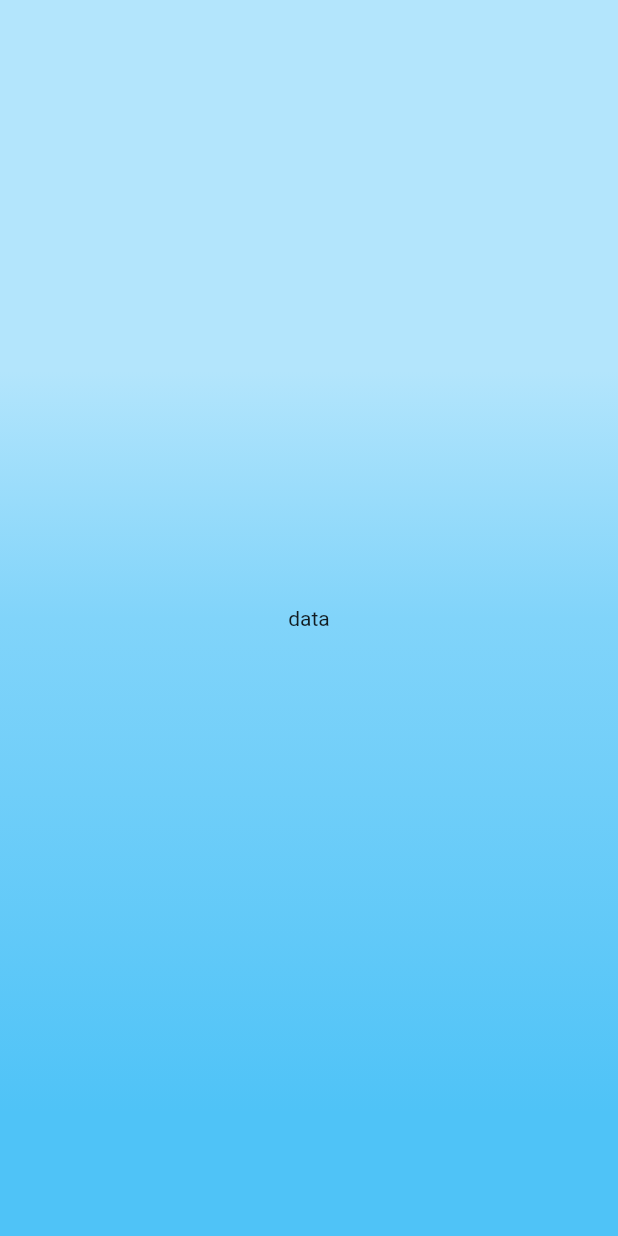
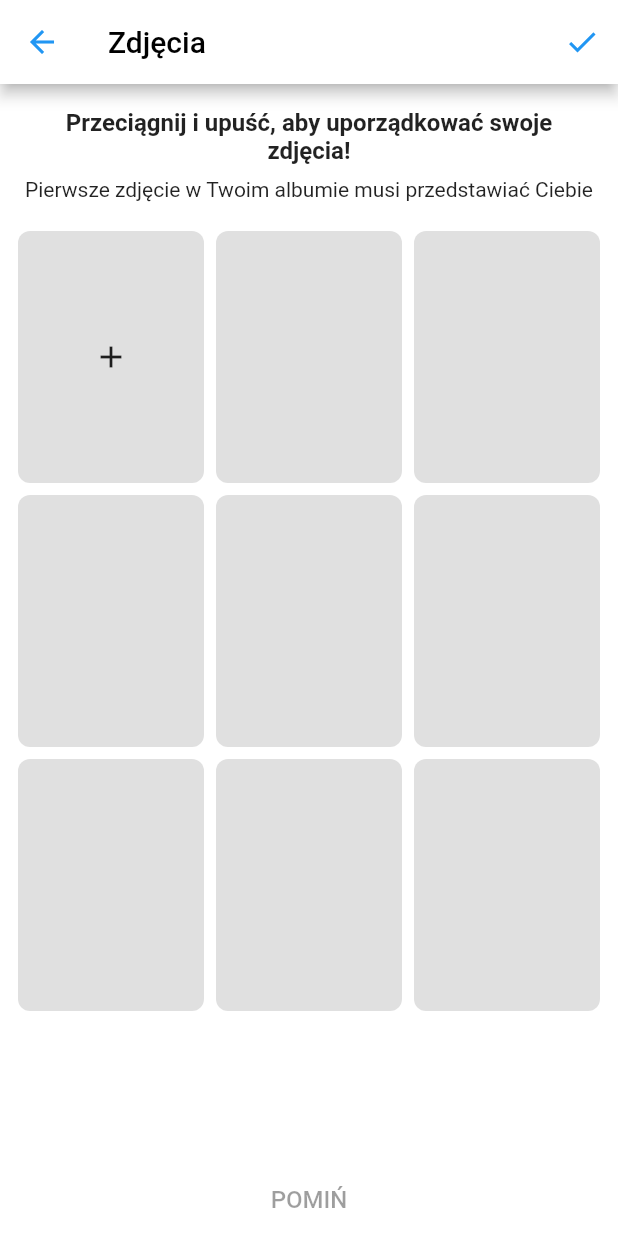
Before and after one commit to dawidpiechaczek/NearMe, a Flutter app: the GalleryPage screen opened directly, on a phone screen of 412 x 824 dp. Run offline on Flutter 3.47's test engine with Material 2 defaults, Android fonts, the phone set to English and light mode, and no system bars; our stand-ins replace font_awesome_flutter.

Commit message:
Gallery layout added.

```diff
--- a/lib/gallery.dart
+++ b/lib/gallery.dart
@@ -12,26 +12,89 @@ class GalleryPage extends StatefulWidget {
 class _GalleryPageState extends State<GalleryPage> {
   @override
   Widget build(BuildContext context) {
-    return Container(
-        decoration: homeBackground(),
-        child: Scaffold(
-          backgroundColor: Colors.transparent,
-          appBar: null,
-          body: Center(
-            child: Column(
-              mainAxisAlignment: MainAxisAlignment.center,
-              children: <Widget>[Text('data')],
+    return Scaffold(
+      backgroundColor: Colors.white,
+      appBar: galleryAppBar(),
+      body: Center(
+        child: Column(
+            crossAxisAlignment: CrossAxisAlignment.center,
+            children: <Widget>[
+              addPhotoTitle(),
+              addPhotoMessage(),
+              photosContainer(),
+              skipButton()
+            ]),
+      ),
+    );
+  }
+
+  Expanded photosContainer() {
+    return Expanded(
+      child: GridView.count(
+        padding: EdgeInsets.only(right: 8, left: 8),
+        childAspectRatio: 3 / 4,
+        crossAxisCount: 3,
+        children: List.generate(9, (index) {
+          return Padding(
+            padding: EdgeInsets.all(4),
+            child: Container(
+              decoration: BoxDecoration(
+                  color: Color(0xFFE0E0E0),
+                  borderRadius: BorderRadius.circular(8)),
+              child: Center(
+                child: index == 0 ? Icon(Icons.add) : null,
+              ),
             ),
-          ),
+          );
+        }),
+      ),
+    );
+  }
+
+  FlatButton skipButton() {
+    return FlatButton(
+      onPressed: null,
+      child: Text(
+        "POMIŃ",
+        style: TextStyle(fontSize: 16),
+      ),
+    );
+  }
+
+  Padding addPhotoMessage() {
+    return Padding(
+        padding: EdgeInsets.only(top: 8, bottom: 16, right: 16, left: 16),
+        child: Text(
+          "Pierwsze zdjęcie w Twoim albumie musi przedstawiać Ciebie",
+          textAlign: TextAlign.center,
         ));
   }
 
-  BoxDecoration homeBackground() {
-    return BoxDecoration(
-        gradient: LinearGradient(
-            begin: Alignment.topCenter,
-            end: Alignment.bottomCenter,
-            stops: [0.3, 0.5, 0.9],
-            colors: [Color(0xFFB3E5FC), Color(0xFF81D4FA), Color(0xFF4FC3F7)]));
+  Padding addPhotoTitle() {
+    return Padding(
+      padding: EdgeInsets.only(top: 16, right: 16, left: 16),
+      child: Text(
+        "Przeciągnij i upuść, aby uporządkować swoje zdjęcia!",
+        textAlign: TextAlign.center,
+        style: TextStyle(fontSize: 16, fontWeight: FontWeight.bold),
+      ),
+    );
+  }
+
+  AppBar galleryAppBar() {
+    return AppBar(
+      backgroundColor: Colors.white,
+      iconTheme: IconThemeData(color: Colors.blue),
+      actionsIconTheme: IconThemeData(color: Colors.blue),
+      actions: [
+        IconButton(
+          icon: Icon(Icons.check, color: Colors.blue),
+        )
+      ],
+      title: Text(
+        "Zdjęcia",
+        style: TextStyle(color: Colors.black),
+      ),
+    );
   }
 }
```
